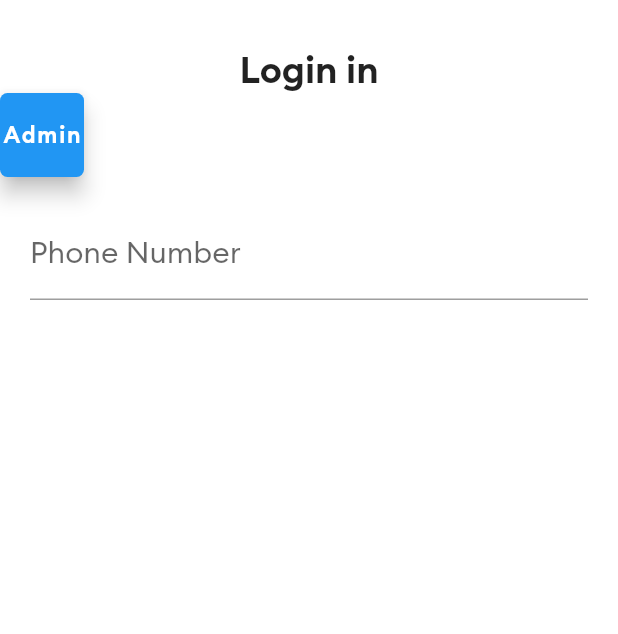
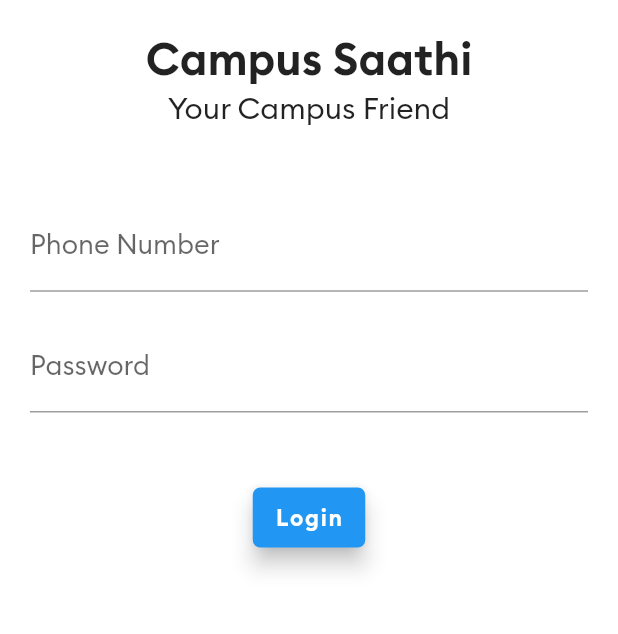
Before and after one commit to deepankarvarma/College--Saathi, a Flutter app: the screen it shows after launch, on a phone screen of 412 x 824 dp, the part 345-979 px from its top. Run offline on Flutter 3.47's test engine with Material 2 defaults, Android fonts, the phone set to English and light mode, and no system bars.

Commit message:
Made the main login page

```diff
--- a/lib/screens/login.dart
+++ b/lib/screens/login.dart
@@ -1,3 +1,5 @@
+// ignore_for_file: prefer_const_constructors
+
 import 'package:flutter/material.dart';
 
 class LoginPage extends StatelessWidget {
@@ -19,45 +21,67 @@ class LoginPage extends StatelessWidget {
             image: AssetImage('assets/logo.jpeg'),
           ),
           const SizedBox(
-            height: 30.0,
+            height: 20.0,
           ),
           const Text(
-            'Login in',
+            'Campus Saathi',
             textAlign: TextAlign.center,
-            style: TextStyle(fontSize: 25, fontFamily: 'Brand-Bold'),
+            style: TextStyle(fontSize: 30, fontFamily: 'Brand-Bold'),
           ),
-          Row(
-            children: <Widget>[
-               FloatingActionButton(
-               onPressed: () {},
-
-                shape: RoundedRectangleBorder(
-                  borderRadius:  BorderRadius.circular(5.0),
-                ),
-                child: const Text(
-                  'Admin',
-                  style: TextStyle(fontFamily: 'Brand-Bold', fontSize: 15.0),
-                ),
-               ),
-
-            ],
+          SizedBox(height: 1.0,),
+          Text(
+            'Your Campus Friend',
+            textAlign: TextAlign.center,
+            style: TextStyle(fontSize: 20,fontFamily: 'Brand-Regular'),
           ),
-          const Padding(
-            padding: EdgeInsets.all(20.0),
+          SizedBox(height: 30.0,),
+           Padding(
+            padding: EdgeInsets.fromLTRB(20, 20, 20, 0),
             child: TextField(
               keyboardType: TextInputType.phone,
               decoration: InputDecoration(
                   labelText: 'Phone Number',
                   labelStyle: TextStyle(
                     fontFamily: 'Brand-Regular',
-                    fontSize: 20.0,
+                    fontSize: 18.0,
                   ),
                   hintStyle: TextStyle(
                     color: Colors.grey,
-                    fontSize: 20.0,
+                    fontSize: 10.0,
                   )),
             ),
-          )
+          ),
+            Padding(
+            padding: EdgeInsets.all(20.0),
+            child: TextField(
+              keyboardType: TextInputType.visiblePassword,
+              decoration: InputDecoration(
+                  labelText: 'Password',
+                  labelStyle: TextStyle(
+                    fontFamily: 'Brand-Regular',
+                    fontSize: 18.0,
+                  ),
+                  hintStyle: TextStyle(
+                    color: Colors.grey,
+                    fontSize: 10.0,
+                  )),
+            ),
+          ),
+          SizedBox(height: 30.0,),
+          SizedBox(
+                height: 40.0,
+                width: 75.0,
+                 child: FloatingActionButton(
+                 onPressed: () {},
+                    shape: RoundedRectangleBorder(
+                    borderRadius:  BorderRadius.circular(5.0),
+                  ),
+                  child: const Text(
+                    'Login',
+                    style: TextStyle(fontFamily: 'Brand-Bold', fontSize: 15.0),
+                  ),
+                 ),
+               ),
         ],
       ),
     );
```
